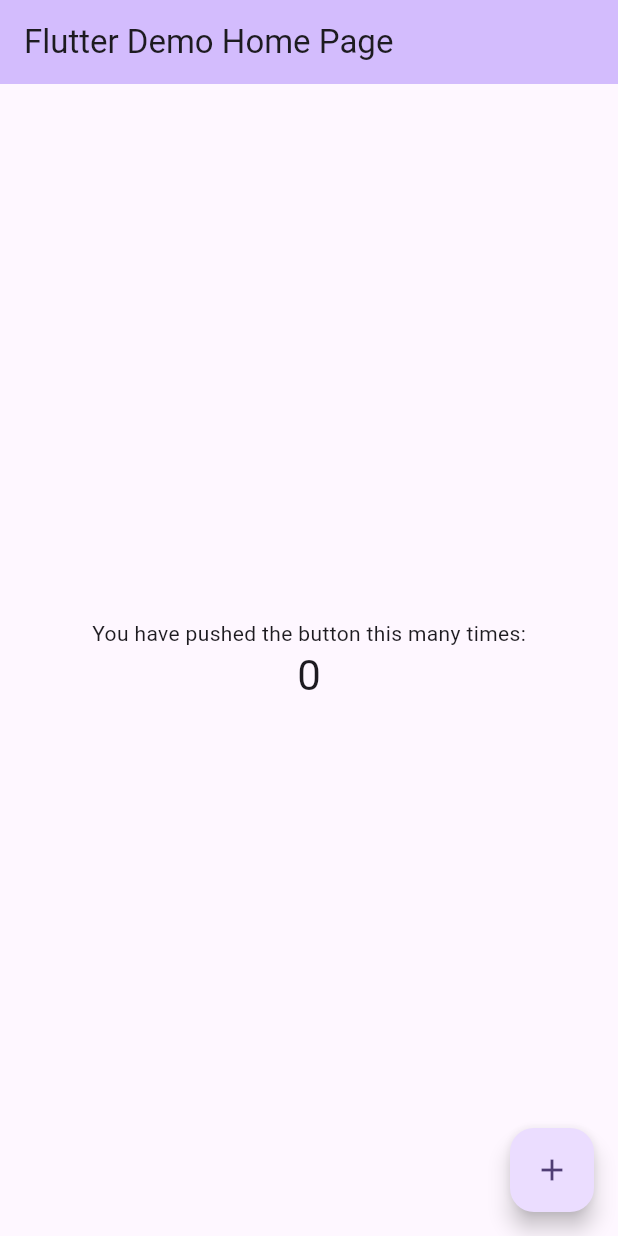
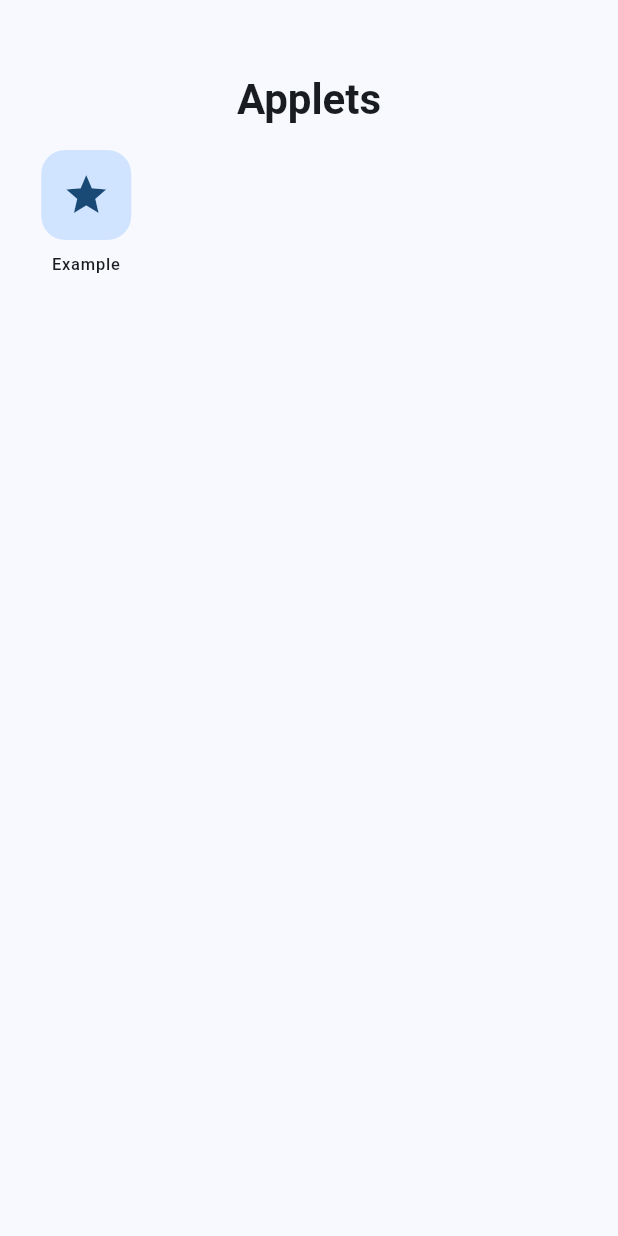
Before and after one commit to wmaethner/wills-generic-app, a Flutter app: the screen it shows after launch, on a phone screen of 412 x 824 dp. Run offline on Flutter 3.47's test engine with Material 3 defaults, Android fonts, the phone set to English and light mode, and no system bars.

Commit message:
feat: add applet launcher framework with example applet

```diff
--- /dev/null
+++ b/lib/app/app_shell.dart
@@ -0,0 +1,97 @@
+import 'package:flutter/material.dart';
+import 'package:wills_generic_app/app/applet.dart';
+import 'package:wills_generic_app/app/applet_registry.dart';
+
+class AppShell extends StatelessWidget {
+  const AppShell({super.key});
+
+  @override
+  Widget build(BuildContext context) {
+    return Scaffold(
+      body: SafeArea(
+        child: CustomScrollView(
+          slivers: [
+            SliverPadding(
+              padding: const EdgeInsets.only(top: 48, bottom: 16),
+              sliver: SliverToBoxAdapter(
+                child: Center(
+                  child: Text(
+                    'Applets',
+                    style: Theme.of(context).textTheme.headlineMedium?.copyWith(
+                          fontWeight: FontWeight.bold,
+                        ),
+                  ),
+                ),
+              ),
+            ),
+            SliverPadding(
+              padding: const EdgeInsets.symmetric(horizontal: 16),
+              sliver: SliverGrid(
+                gridDelegate: const SliverGridDelegateWithFixedCrossAxisCount(
+                  crossAxisCount: 4,
+                  mainAxisSpacing: 24,
+                  crossAxisSpacing: 16,
+                  childAspectRatio: 0.8,
+                ),
+                delegate: SliverChildBuilderDelegate(
+                  (context, index) {
+                    final applet = AppletRegistry.all[index];
+                    return _AppletIcon(applet: applet);
+                  },
+                  childCount: AppletRegistry.all.length,
+                ),
+              ),
+            ),
+          ],
+        ),
+      ),
+    );
+  }
+}
+
+class _AppletIcon extends StatelessWidget {
+  const _AppletIcon({required this.applet});
+
+  final Applet applet;
+
+  @override
+  Widget build(BuildContext context) {
+    return GestureDetector(
+      onTap: () {
+        Navigator.push(
+          context,
+          MaterialPageRoute(
+            builder: applet.builder,
+            settings: RouteSettings(name: applet.name),
+          ),
+        );
+      },
+      child: Column(
+        mainAxisSize: MainAxisSize.min,
+        children: [
+          Container(
+            width: 60,
+            height: 60,
+            decoration: BoxDecoration(
+              color: Theme.of(context).colorScheme.primaryContainer,
+              borderRadius: BorderRadius.circular(16),
+            ),
+            child: Icon(
+              applet.icon,
+              size: 32,
+              color: Theme.of(context).colorScheme.onPrimaryContainer,
+            ),
+          ),
+          const SizedBox(height: 8),
+          Text(
+            applet.name,
+            textAlign: TextAlign.center,
+            maxLines: 2,
+            overflow: TextOverflow.ellipsis,
+            style: Theme.of(context).textTheme.labelSmall,
+          ),
+        ],
+      ),
+    );
+  }
+}
--- /dev/null
+++ b/lib/app/applet.dart
@@ -0,0 +1,13 @@
+import 'package:flutter/material.dart';
+
+abstract class Applet {
+  const Applet({
+    required this.name,
+    required this.icon,
+    required this.builder,
+  });
+
+  final String name;
+  final IconData icon;
+  final WidgetBuilder builder;
+}
--- /dev/null
+++ b/lib/app/applet_registry.dart
@@ -0,0 +1,10 @@
+import 'package:wills_generic_app/app/applet.dart';
+import 'package:wills_generic_app/applets/example/example_applet.dart';
+
+class AppletRegistry {
+  AppletRegistry._();
+
+  static List<Applet> all = [
+    ExampleApplet(),
+  ];
+}
--- /dev/null
+++ b/lib/applets/example/example_applet.dart
@@ -0,0 +1,12 @@
+import 'package:flutter/material.dart';
+import 'package:wills_generic_app/app/applet.dart';
+import 'package:wills_generic_app/applets/example/example_screen.dart';
+
+class ExampleApplet extends Applet {
+  ExampleApplet()
+      : super(
+          name: 'Example',
+          icon: Icons.star,
+          builder: (_) => const ExampleScreen(),
+        );
+}
--- /dev/null
+++ b/lib/applets/example/example_screen.dart
@@ -0,0 +1,36 @@
+import 'package:flutter/material.dart';
+
+class ExampleScreen extends StatelessWidget {
+  const ExampleScreen({super.key});
+
+  @override
+  Widget build(BuildContext context) {
+    return Scaffold(
+      appBar: AppBar(
+        title: const Text('Example Applet'),
+      ),
+      body: Center(
+        child: Column(
+          mainAxisAlignment: MainAxisAlignment.center,
+          children: [
+            Icon(
+              Icons.star,
+              size: 64,
+              color: Theme.of(context).colorScheme.primary,
+            ),
+            const SizedBox(height: 16),
+            Text(
+              'Your first applet!',
+              style: Theme.of(context).textTheme.headlineSmall,
+            ),
+            const SizedBox(height: 8),
+            Text(
+              'Replace this with your mini-app.',
+              style: Theme.of(context).textTheme.bodyMedium,
+            ),
+          ],
+        ),
+      ),
+    );
+  }
+}
--- a/lib/main.dart
+++ b/lib/main.dart
@@ -1,122 +1,22 @@
 import 'package:flutter/material.dart';
+import 'package:wills_generic_app/app/app_shell.dart';
 
 void main() {
-  runApp(const MyApp());
+  runApp(const GenericApp());
 }
 
-class MyApp extends StatelessWidget {
-  const MyApp({super.key});
+class GenericApp extends StatelessWidget {
+  const GenericApp({super.key});
 
-  // This widget is the root of your application.
   @override
   Widget build(BuildContext context) {
     return MaterialApp(
-      title: 'Flutter Demo',
+      title: 'Generic App',
       theme: ThemeData(
-        // This is the theme of your application.
-        //
-        // TRY THIS: Try running your application with "flutter run". You'll see
-        // the application has a purple toolbar. Then, without quitting the app,
-        // try changing the seedColor in the colorScheme below to Colors.green
-        // and then invoke "hot reload" (save your changes or press the "hot
-        // reload" button in a Flutter-supported IDE, or press "r" if you used
-        // the command line to start the app).
-        //
-        // Notice that the counter didn't reset back to zero; the application
-        // state is not lost during the reload. To reset the state, use hot
-        // restart instead.
-        //
-        // This works for code too, not just values: Most code changes can be
-        // tested with just a hot reload.
-        colorScheme: .fromSeed(seedColor: Colors.deepPurple),
+        colorScheme: ColorScheme.fromSeed(seedColor: Colors.blue),
+        useMaterial3: true,
       ),
-      home: const MyHomePage(title: 'Flutter Demo Home Page'),
+      home: const AppShell(),
     );
   }
 }
-
-class MyHomePage extends StatefulWidget {
-  const MyHomePage({super.key, required this.title});
-
-  // This widget is the home page of your application. It is stateful, meaning
-  // that it has a State object (defined below) that contains fields that affect
-  // how it looks.
-
-  // This class is the configuration for the state. It holds the values (in this
-  // case the title) provided by the parent (in this case the App widget) and
-  // used by the build method of the State. Fields in a Widget subclass are
-  // always marked "final".
-
-  final String title;
-
-  @override
-  State<MyHomePage> createState() => _MyHomePageState();
-}
-
-class _MyHomePageState extends State<MyHomePage> {
-  int _counter = 0;
-
-  void _incrementCounter() {
-    setState(() {
-      // This call to setState tells the Flutter framework that something has
-      // changed in this State, which causes it to rerun the build method below
-      // so that the display can reflect the updated values. If we changed
-      // _counter without calling setState(), then the build method would not be
-      // called again, and so nothing would appear to happen.
-      _counter++;
-    });
-  }
-
-  @override
-  Widget build(BuildContext context) {
-    // This method is rerun every time setState is called, for instance as done
-    // by the _incrementCounter method above.
-    //
-    // The Flutter framework has been optimized to make rerunning build methods
-    // fast, so that you can just rebuild anything that needs updating rather
-    // than having to individually change instances of widgets.
-    return Scaffold(
-      appBar: AppBar(
-        // TRY THIS: Try changing the color here to a specific color (to
-        // Colors.amber, perhaps?) and trigger a hot reload to see the AppBar
-        // change color while the other colors stay the same.
-        backgroundColor: Theme.of(context).colorScheme.inversePrimary,
-        // Here we take the value from the MyHomePage object that was created by
-        // the App.build method, and use it to set our appbar title.
-        title: Text(widget.title),
-      ),
-      body: Center(
-        // Center is a layout widget. It takes a single child and positions it
-        // in the middle of the parent.
-        child: Column(
-          // Column is also a layout widget. It takes a list of children and
-          // arranges them vertically. By default, it sizes itself to fit its
-          // children horizontally, and tries to be as tall as its parent.
-          //
-          // Column has various properties to control how it sizes itself and
-          // how it positions its children. Here we use mainAxisAlignment to
-          // center the children vertically; the main axis here is the vertical
-          // axis because Columns are vertical (the cross axis would be
-          // horizontal).
-          //
-          // TRY THIS: Invoke "debug painting" (choose the "Toggle Debug Paint"
-          // action in the IDE, or press "p" in the console), to see the
-          // wireframe for each widget.
-          mainAxisAlignment: .center,
-          children: [
-            const Text('You have pushed the button this many times:'),
-            Text(
-              '$_counter',
-              style: Theme.of(context).textTheme.headlineMedium,
-            ),
-          ],
-        ),
-      ),
-      floatingActionButton: FloatingActionButton(
-        onPressed: _incrementCounter,
-        tooltip: 'Increment',
-        child: const Icon(Icons.add),
-      ),
-    );
-  }
-}
```
Also changed, not shown: 2 other files.
